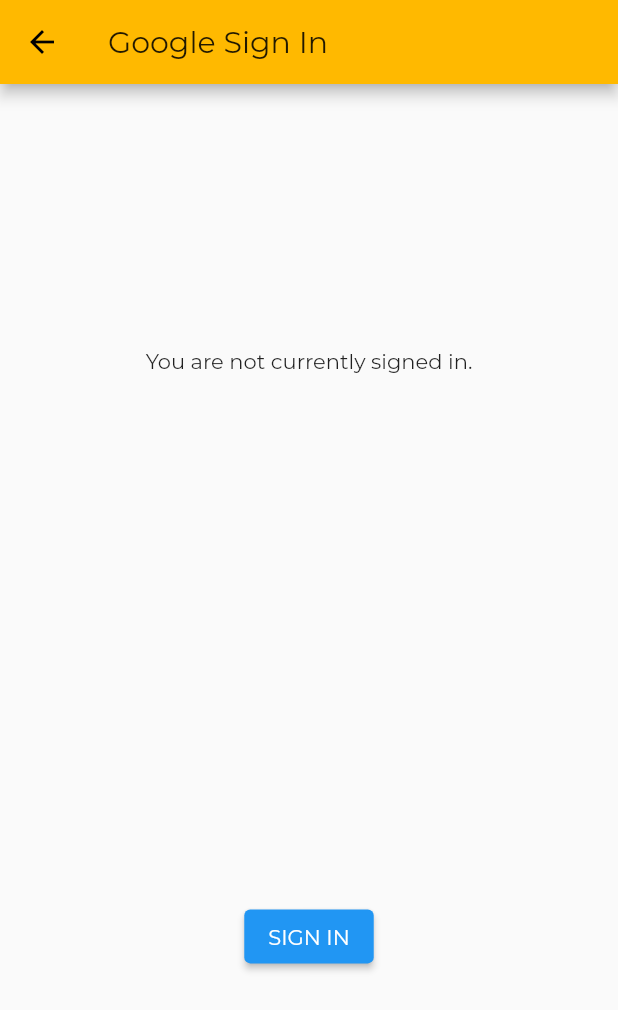
After one commit to senseiRNF/anxiety_disorder_diagnostic, a Flutter app: the SignInDemo screen opened directly, on a phone screen of 412 x 824 dp. The commit adds this screen. Shown: the top 1010 px of the screen. Run offline on Flutter 3.47's test engine with Material 2 defaults, Android fonts, the phone set to English and light mode, and no system bars; our stand-ins replace google_sign_in, shared_preferences; accounts and stored records are empty.

Commit message:
success add google sign in

```diff
--- a/lib/halaman/halaman_diagnosa.dart
+++ b/lib/halaman/halaman_diagnosa.dart
@@ -1,5 +1,4 @@
 import 'package:anxiety_disorder_diagnostic/fungsi/fungsi_global.dart';
-import 'package:anxiety_disorder_diagnostic/fungsi/fungsi_spesifik/fungsi_halaman_diagnosa.dart';
 import 'package:anxiety_disorder_diagnostic/widget/widget_spesifik/widget_halaman_diagnosa.dart';
 import 'package:flutter/material.dart';
 
--- a/lib/halaman/halaman_pembuka.dart
+++ b/lib/halaman/halaman_pembuka.dart
@@ -14,7 +14,7 @@
 
     Future.delayed(
       Duration(seconds: 3), () {
-        muatAwal(context);
+        muatHalamanPembuka(context);
       },
     );
   }
--- /dev/null
+++ b/lib/halaman/halaman_testing.dart
@@ -0,0 +1,89 @@
+import 'package:flutter/material.dart';
+import 'package:google_sign_in/google_sign_in.dart';
+
+GoogleSignIn _googleSignIn = GoogleSignIn(
+  // Optional clientId
+  // clientId: '479882132969-9i9aqik3jfjd7qhci1nqf0bm2g71rm1u.apps.googleusercontent.com',
+  scopes: <String>[
+    'email',
+  ],
+);
+
+class SignInDemo extends StatefulWidget {
+  @override
+  State createState() => SignInDemoState();
+}
+
+class SignInDemoState extends State<SignInDemo> {
+  GoogleSignInAccount _currentUser;
+
+  @override
+  void initState() {
+    super.initState();
+    _googleSignIn.onCurrentUserChanged.listen((GoogleSignInAccount account) {
+      setState(() {
+        _currentUser = account;
+      });
+      if (_currentUser != null) {
+        print(_currentUser.displayName);
+      }
+    });
+    _googleSignIn.signInSilently();
+  }
+
+  Future<void> _handleSignIn() async {
+    try {
+      await _googleSignIn.signIn();
+    } catch (error) {
+      print(error);
+    }
+  }
+
+  Future<void> _handleSignOut() => _googleSignIn.disconnect();
+
+  Widget _buildBody() {
+    GoogleSignInAccount user = _currentUser;
+    if (user != null) {
+      return Column(
+        mainAxisAlignment: MainAxisAlignment.spaceAround,
+        children: <Widget>[
+          ListTile(
+            leading: GoogleUserCircleAvatar(
+              identity: user,
+            ),
+            title: Text(user.displayName ?? ''),
+            subtitle: Text(user.email),
+          ),
+          const Text("Signed in successfully."),
+          ElevatedButton(
+            child: const Text('SIGN OUT'),
+            onPressed: _handleSignOut,
+          ),
+        ],
+      );
+    } else {
+      return Column(
+        mainAxisAlignment: MainAxisAlignment.spaceAround,
+        children: <Widget>[
+          const Text("You are not currently signed in."),
+          ElevatedButton(
+            child: const Text('SIGN IN'),
+            onPressed: _handleSignIn,
+          ),
+        ],
+      );
+    }
+  }
+
+  @override
+  Widget build(BuildContext context) {
+    return Scaffold(
+        appBar: AppBar(
+          title: const Text('Google Sign In'),
+        ),
+        body: ConstrainedBox(
+          constraints: const BoxConstraints.expand(),
+          child: _buildBody(),
+        ));
+  }
+}
--- a/lib/main.dart
+++ b/lib/main.dart
@@ -5,7 +5,6 @@
 void main() {
   WidgetsFlutterBinding.ensureInitialized();
 
-  /// Pengaturan untuk mengunci orientasi layar
   SystemChrome.setPreferredOrientations([
     DeviceOrientation.portraitUp,
   ]).then((value) {
@@ -14,12 +13,10 @@
 }
 
 class MyApp extends StatelessWidget {
-
-  ///Widget utama untuk memulai program
   @override
   Widget build(BuildContext context) {
     return MaterialApp(
-      title: 'Diagnosis Gangguan Kecemasan',
+      title: 'Sistem Pakar Diagnosis Gangguan Kecemasan',
       theme: ThemeData(
         primaryColor: Color(0xFFFFB900),
         fontFamily: 'Montserrat',
--- a/lib/widget/widget_spesifik/widget_halaman_perkenalan.dart
+++ b/lib/widget/widget_spesifik/widget_halaman_perkenalan.dart
@@ -138,7 +138,7 @@
   @override
   Widget build(BuildContext context) {
     return AnimatedOpacity(
-      duration: Duration(seconds: 1),
+      duration: Duration(milliseconds: 500),
       opacity: opasitas,
       child: Stack(
         children: [
@@ -175,7 +175,7 @@
                     jeda = true;
                   });
 
-                  Future.delayed(Duration(seconds: 1), () {
+                  Future.delayed(Duration(milliseconds: 500), () {
                     setState(() {
                       indeks = indeks + 1;
                       opasitas = 1.0;
--- a/pubspec.yaml
+++ b/pubspec.yaml
@@ -30,6 +30,7 @@
   cupertino_icons: ^1.0.2
   shared_preferences: ^2.0.6
   intl: ^0.17.0
+  google_sign_in: ^5.0.4
 
 dev_dependencies:
   flutter_test:
```
Also changed, not shown: lib/fungsi/fungsi_spesifik/fungsi_halaman_pembuka.dart (+11 -8 lines), lib/fungsi/fungsi_spesifik/fungsi_halaman_utama.dart (added, +23 -0 lines), lib/halaman/halaman_masuk.dart (+30 -4 lines), lib/halaman/halaman_utama.dart (+46 -5 lines), lib/layanan/layanan_google_sign_in.dart (added, +17 -0 lines), lib/layanan/preferensi_global.dart (+0 -26 lines), lib/widget/widget_spesifik/widget_halaman_utama.dart (+8 -33 lines), pubspec.lock, 1 other file.
